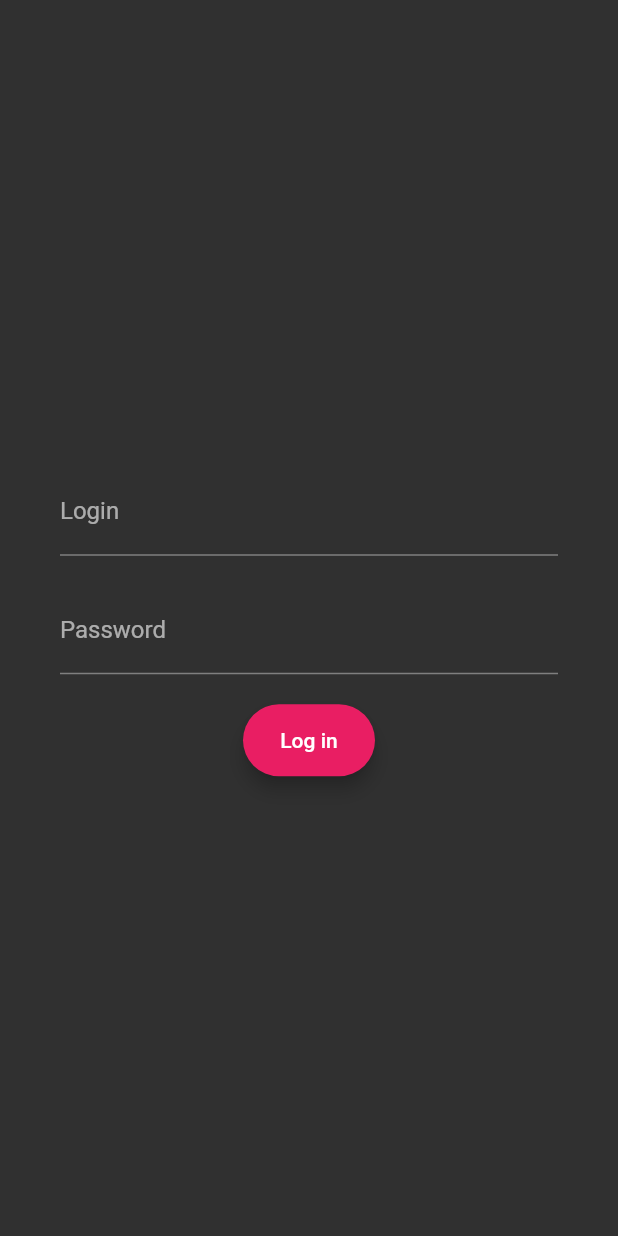
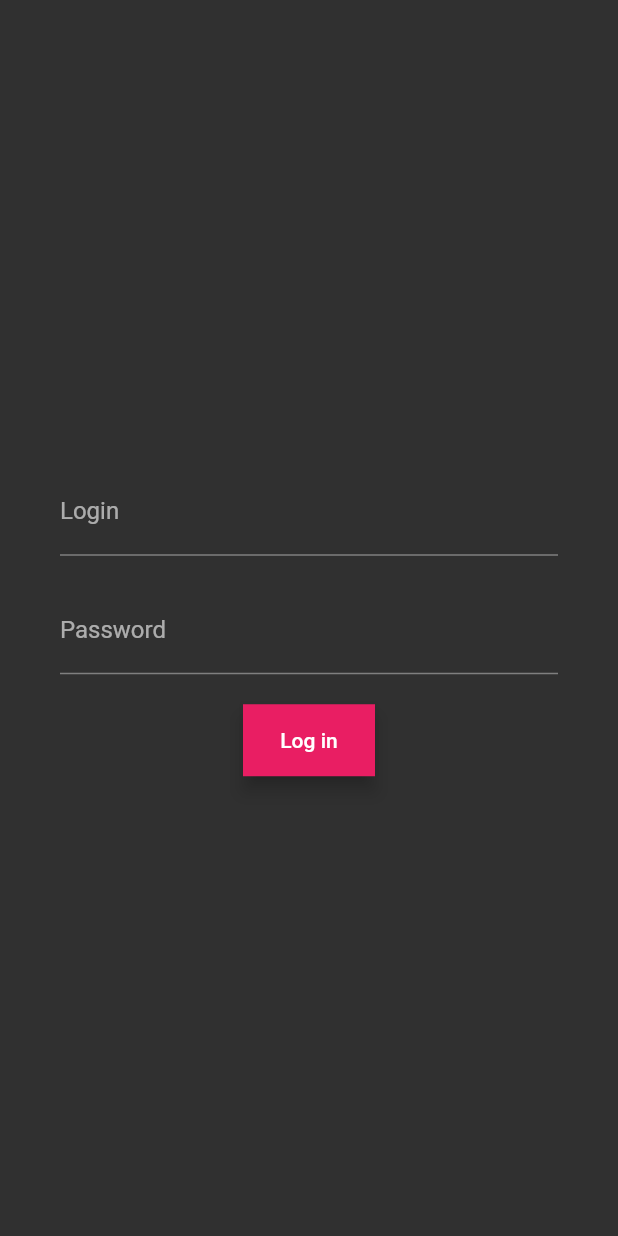
Before and after one commit to Steelwsky/simple_bank_app, a Flutter app: the LoginPage screen opened directly, on a phone screen of 412 x 824 dp. Run offline on Flutter 3.47's test engine with Material 2 defaults, Android fonts, the phone set to English and light mode, and no system bars; our stand-ins replace charts_flutter, cloud_firestore, firebase_core; accounts and stored records are empty; statements that could not run were skipped.

Commit message:
made buttons click effect for demonstration purposes.

```diff
--- a/lib/pages/login_page.dart
+++ b/lib/pages/login_page.dart
@@ -95,13 +95,13 @@ class LoginPage extends StatelessWidget {
   Widget _logInButton({@required UserController userController}) {
     return Material(
       elevation: 5.0,
-      borderRadius: BorderRadius.circular(30.0),
+      // borderRadius: BorderRadius.circular(20.0),
       color: Colors.pink,
       child: MaterialButton(
         colorBrightness: Brightness.dark,
-        splashColor: Colors.transparent,
+        splashColor: Colors.white,
         highlightColor: Colors.transparent,
-        padding: EdgeInsets.fromLTRB(20.0, 15.0, 20.0, 15.0),
+        padding: EdgeInsets.fromLTRB(10.0, 15.0, 10.0, 15.0),
         onPressed: () {
           userController.userCheck(
             login: _loginTextController.value.text,
--- a/lib/pages/transaction_details_page.dart
+++ b/lib/pages/transaction_details_page.dart
@@ -86,8 +86,9 @@ class TransactionDetailsPage extends StatelessWidget {
               Container(
                 alignment: Alignment.centerRight,
                 child: MaterialButton(
-                  splashColor: Colors.transparent,
+                  splashColor: Colors.white,
                   highlightColor: Colors.transparent,
+                  padding: EdgeInsets.fromLTRB(-5.0, -5.0, -5.0, -5.0),
                   color: Colors.red,
                   child: Text(
                     'Delete',
--- a/lib/pages/transations_page.dart
+++ b/lib/pages/transations_page.dart
@@ -26,8 +26,9 @@ class TransactionsPage extends StatelessWidget {
               children: <Widget>[
                 _overallAmount(context: context),
                 MaterialButton(
-                  splashColor: Colors.transparent,
+                  splashColor: Colors.white,
                   highlightColor: Colors.transparent,
+                  padding: EdgeInsets.fromLTRB(-5.0, -5.0, -5.0, -5.0),
                   child: InkWell(
                     child: Row(children: [
                       Icon(
```
